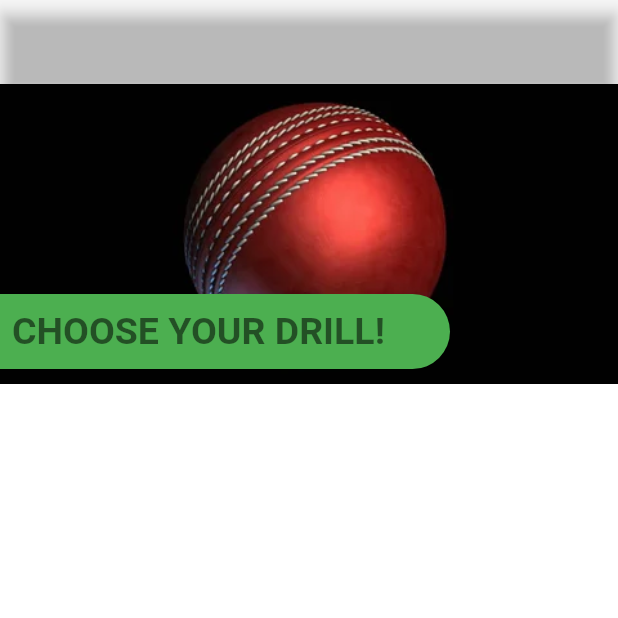
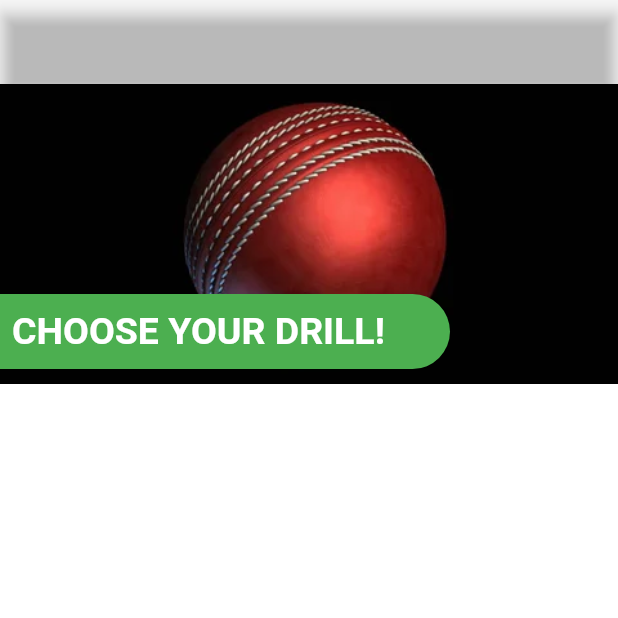
Before and after one commit to r-ushil/badger_frontend, a Flutter app: the StatefulDrillList screen opened directly, on a phone screen of 412 x 824 dp, the top half of it. Run offline on Flutter 3.47's test engine with Material 2 defaults, Android fonts, the phone set to English and light mode, and no system bars; our stand-ins replace camera, cloud_firestore, firebase_core, firebase_storage, percent_indicator, syncfusion_flutter_charts and 1 more; missing offline and left inert: bulleted_list, flutter_verification_code, grpc; accounts and stored records are empty; Roboto replaces fonts that are missing (Segoe UI).

```diff
--- a/lib/auth/view/auth.dart
+++ b/lib/auth/view/auth.dart
@@ -1,3 +1,4 @@
+import 'package:badger_frontend/dashboard/view/dashboard.dart';
 import 'package:flutter/foundation.dart';
 import 'package:flutter/material.dart';
 import 'package:badger_frontend/auth/view/widgets/custom_text_button.dart';
@@ -73,6 +74,6 @@ class _AuthState extends State<Auth> {
 
     //TODO: change it to verify phone number
     Navigator.push(
-        context, MaterialPageRoute(builder: (context) => const Auth()));
+        context, MaterialPageRoute(builder: (context) => const Dashboard()));
   }
 }
--- a/lib/drill_list/view/drill_list.dart
+++ b/lib/drill_list/view/drill_list.dart
@@ -29,10 +29,7 @@ class _StatefulDrillList extends State<StatefulDrillList> {
   Widget build(BuildContext context) {
     return Scaffold(
       appBar: AppBar(),
-      body: DefaultTextStyle(
-        style: Theme.of(context).textTheme.displayMedium!,
-        textAlign: TextAlign.center,
-        child: FutureBuilder<List<DisplayableDrill>>(
+      body: FutureBuilder<List<DisplayableDrill>>(
         future: _drillData,
         builder: (BuildContext context,
             AsyncSnapshot<List<DisplayableDrill>> snapshot) {
@@ -53,8 +50,8 @@ class _StatefulDrillList extends State<StatefulDrillList> {
                     width: 300,
                     padding: const EdgeInsets.only(left: 8),
                     decoration: const BoxDecoration(
-                          borderRadius: BorderRadius.horizontal(
-                              right: Radius.circular(50)),
+                        borderRadius:
+                            BorderRadius.horizontal(right: Radius.circular(50)),
                         color: Colors.green),
                     child: Align(
                         alignment: Alignment.centerLeft,
@@ -106,7 +103,6 @@ class _StatefulDrillList extends State<StatefulDrillList> {
           );
         },
       ),
-      ),
     );
   }
 }
```
Also changed, not shown: lib/api_models/drill_submission_model.dart (+19 -19 lines), lib/api_models/main.dart (+1 -10 lines). Lines whose indentation alone changed are shown as unchanged.
